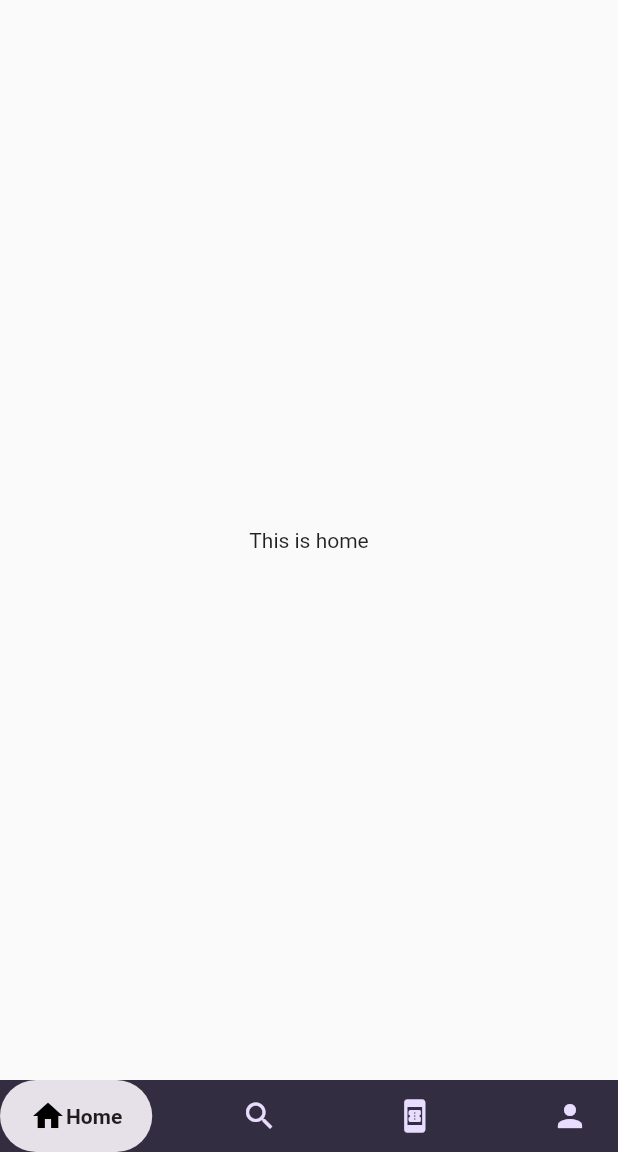
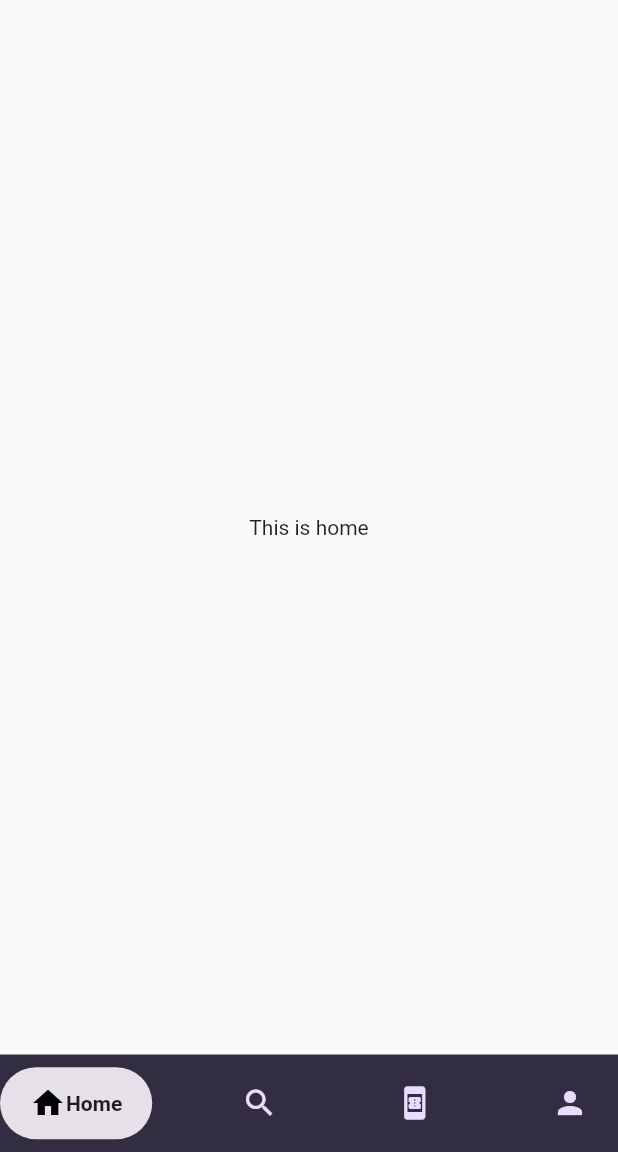
Before and after one commit to yashdipjethava/Home-visit-Service-provider, a Flutter app: the _Tabs screen opened directly, on a phone screen of 412 x 824 dp, the part 84-1236 px from its top. Run offline on Flutter 3.47's test engine with Material 2 defaults, Android fonts, the phone set to English and light mode, and no system bars; drawn by our look-alikes of google_nav_bar; our stand-ins replace bloc, flutter_bloc.

Commit message:
Conflict Resolve

```diff
--- a/lib/views/screens/tab_screen.dart
+++ b/lib/views/screens/tab_screen.dart
@@ -51,6 +51,7 @@ class _Tabs extends StatelessWidget {
             builder: (context, state) {
               return Container(
                 color: kColorScheme.onSecondary,
+                height: 65,
                 child: GNav(
                   tabs: [
                     GButton(
```
